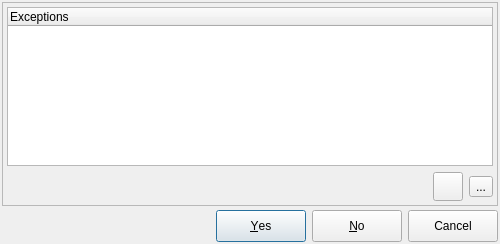
Old version of the form libpgmodeler_ui/ui/messagebox.ui in the repository pgmodeler/pgmodeler.
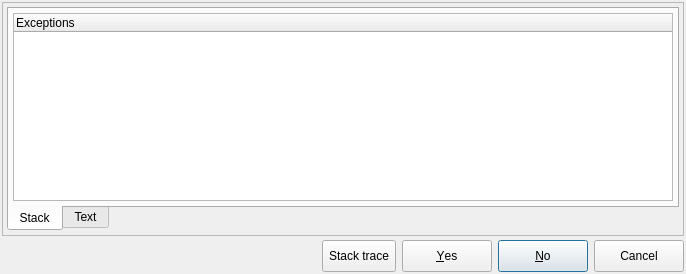
New version of the form. The open tabs and pages were chosen to show the change. Icons and pictures are not drawn.

Commit message: Minor improvement on Messagebox in order to display the stack trace toggle button in a more intuitive way

Patch:
```diff
--- a/libpgmodeler_ui/ui/messagebox.ui
+++ b/libpgmodeler_ui/ui/messagebox.ui
@@ -9,8 +9,8 @@
    <rect>
     <x>0</x>
     <y>0</y>
-    <width>500</width>
-    <height>244</height>
+    <width>686</width>
+    <height>274</height>
    </rect>
   </property>
   <property name="sizePolicy">
@@ -241,7 +241,7 @@
          </layout>
         </widget>
         <widget class="QWidget" name="pg2_4">
-         <layout class="QGridLayout" name="gridLayout_8">
+         <layout class="QVBoxLayout" name="verticalLayout">
           <property name="leftMargin">
            <number>4</number>
           </property>
@@ -252,12 +252,34 @@
            <number>4</number>
           </property>
           <property name="bottomMargin">
-           <number>0</number>
+           <number>4</number>
           </property>
-          <property name="spacing">
+          <item>
+           <widget class="QTabWidget" name="tabWidget">
+            <property name="tabPosition">
+             <enum>QTabWidget::South</enum>
+            </property>
+            <property name="currentIndex">
            <number>0</number>
           </property>
-          <item row="0" column="0">
+            <widget class="QWidget" name="tab">
+             <attribute name="title">
+              <string>Stack</string>
+             </attribute>
+             <layout class="QHBoxLayout" name="horizontalLayout_3">
+              <property name="leftMargin">
+               <number>4</number>
+              </property>
+              <property name="topMargin">
+               <number>4</number>
+              </property>
+              <property name="rightMargin">
+               <number>4</number>
+              </property>
+              <property name="bottomMargin">
+               <number>4</number>
+              </property>
+              <item>
            <widget class="QTreeWidget" name="exceptions_trw">
             <property name="lineWidth">
              <number>1</number>
@@ -313,21 +335,24 @@
           </item>
          </layout>
         </widget>
-        <widget class="QWidget" name="page">
-         <layout class="QGridLayout" name="gridLayout_5">
+            <widget class="QWidget" name="tab_2">
+             <attribute name="title">
+              <string>Text</string>
+             </attribute>
+             <layout class="QHBoxLayout" name="horizontalLayout_4">
           <property name="leftMargin">
-           <number>2</number>
+               <number>4</number>
           </property>
           <property name="topMargin">
-           <number>2</number>
+               <number>4</number>
           </property>
           <property name="rightMargin">
-           <number>2</number>
+               <number>4</number>
           </property>
           <property name="bottomMargin">
-           <number>2</number>
-          </property>
-          <item row="0" column="0">
+               <number>4</number>
+              </property>
+              <item>
            <widget class="QTextBrowser" name="raw_info_txt">
             <property name="font">
              <font>
@@ -346,99 +371,8 @@
         </widget>
        </widget>
       </item>
-      <item row="1" column="0" colspan="2">
-       <widget class="QWidget" name="error_show_btns_wgt" native="true">
-        <property name="minimumSize">
-         <size>
-          <width>0</width>
-          <height>0</height>
-         </size>
-        </property>
-        <layout class="QHBoxLayout" name="horizontalLayout">
-         <property name="leftMargin">
-          <number>0</number>
-         </property>
-         <property name="topMargin">
-          <number>0</number>
-         </property>
-         <property name="rightMargin">
-          <number>4</number>
-         </property>
-         <property name="bottomMargin">
-          <number>4</number>
-         </property>
-         <item>
-          <spacer name="horizontalSpacer">
-           <property name="orientation">
-            <enum>Qt::Horizontal</enum>
-           </property>
-           <property name="sizeHint" stdset="0">
-            <size>
-             <width>415</width>
-             <height>24</height>
-            </size>
-           </property>
-          </spacer>
-         </item>
-         <item>
-          <widget class="QToolButton" name="show_raw_info_tb">
-           <property name="minimumSize">
-            <size>
-             <width>0</width>
-             <height>0</height>
-            </size>
-           </property>
-           <property name="toolTip">
-            <string>Show raw text errors or information.</string>
-           </property>
-           <property name="text">
-            <string/>
-           </property>
-           <property name="icon">
-            <iconset resource="../res/resources.qrc">
-             <normaloff>:/icones/icones/codigofonte.png</normaloff>:/icones/icones/codigofonte.png</iconset>
-           </property>
-           <property name="iconSize">
-            <size>
-             <width>22</width>
-             <height>22</height>
-            </size>
-           </property>
-           <property name="checkable">
-            <bool>true</bool>
-           </property>
-          </widget>
-         </item>
-         <item>
-          <widget class="QToolButton" name="show_errors_tb">
-           <property name="minimumSize">
-            <size>
-             <width>0</width>
-             <height>0</height>
-            </size>
-           </property>
-           <property name="toolTip">
-            <string>Show/hide exceptions stack.</string>
-           </property>
-           <property name="text">
-            <string>...</string>
-           </property>
-           <property name="icon">
-            <iconset resource="../res/resources.qrc">
-             <normaloff>:/icones/icones/refazer.png</normaloff>:/icones/icones/refazer.png</iconset>
-           </property>
-           <property name="iconSize">
-            <size>
-             <width>22</width>
-             <height>22</height>
-            </size>
-           </property>
-           <property name="checkable">
-            <bool>true</bool>
-           </property>
-          </widget>
-         </item>
-        </layout>
+         </layout>
+        </widget>
        </widget>
       </item>
      </layout>
@@ -477,41 +411,10 @@
         <property name="bottomMargin">
          <number>0</number>
         </property>
-        <item row="0" column="1">
-         <widget class="QPushButton" name="yes_ok_btn">
-          <property name="sizePolicy">
-           <sizepolicy hsizetype="Preferred" vsizetype="Fixed">
-            <horstretch>0</horstretch>
-            <verstretch>0</verstretch>
-           </sizepolicy>
-          </property>
-          <property name="minimumSize">
-           <size>
-            <width>90</width>
-            <height>32</height>
-           </size>
-          </property>
-          <property name="text">
-           <string>&amp;Yes</string>
-          </property>
-          <property name="iconSize">
-           <size>
-            <width>22</width>
-            <height>22</height>
-           </size>
-          </property>
-          <property name="autoDefault">
-           <bool>true</bool>
-          </property>
-          <property name="default">
-           <bool>false</bool>
-          </property>
-         </widget>
-        </item>
-        <item row="0" column="3">
+        <item row="0" column="6">
          <widget class="QPushButton" name="no_btn">
           <property name="sizePolicy">
-           <sizepolicy hsizetype="Preferred" vsizetype="Fixed">
+           <sizepolicy hsizetype="Preferred" vsizetype="Preferred">
             <horstretch>0</horstretch>
             <verstretch>0</verstretch>
            </sizepolicy>
@@ -533,10 +436,23 @@
           </property>
          </widget>
         </item>
-        <item row="0" column="4">
+        <item row="0" column="1">
+         <spacer name="horizontalSpacer_2">
+          <property name="orientation">
+           <enum>Qt::Horizontal</enum>
+          </property>
+          <property name="sizeHint" stdset="0">
+           <size>
+            <width>40</width>
+            <height>20</height>
+           </size>
+          </property>
+         </spacer>
+        </item>
+        <item row="0" column="7">
          <widget class="QPushButton" name="cancel_btn">
           <property name="sizePolicy">
-           <sizepolicy hsizetype="Preferred" vsizetype="Fixed">
+           <sizepolicy hsizetype="Preferred" vsizetype="Preferred">
             <horstretch>0</horstretch>
             <verstretch>0</verstretch>
            </sizepolicy>
@@ -558,18 +474,77 @@
           </property>
          </widget>
         </item>
-        <item row="0" column="0">
-         <spacer name="horizontalSpacer_2">
-          <property name="orientation">
-           <enum>Qt::Horizontal</enum>
+        <item row="0" column="4">
+         <widget class="QPushButton" name="yes_ok_btn">
+          <property name="sizePolicy">
+           <sizepolicy hsizetype="Preferred" vsizetype="Preferred">
+            <horstretch>0</horstretch>
+            <verstretch>0</verstretch>
+           </sizepolicy>
           </property>
-          <property name="sizeHint" stdset="0">
+          <property name="minimumSize">
            <size>
-            <width>40</width>
-            <height>20</height>
+            <width>90</width>
+            <height>32</height>
            </size>
           </property>
-         </spacer>
+          <property name="text">
+           <string>&amp;Yes</string>
+          </property>
+          <property name="iconSize">
+           <size>
+            <width>22</width>
+            <height>22</height>
+           </size>
+          </property>
+          <property name="autoDefault">
+           <bool>true</bool>
+          </property>
+          <property name="default">
+           <bool>false</bool>
+          </property>
+         </widget>
+        </item>
+        <item row="0" column="2">
+         <widget class="QToolButton" name="show_errors_tb">
+          <property name="sizePolicy">
+           <sizepolicy hsizetype="Minimum" vsizetype="Preferred">
+            <horstretch>0</horstretch>
+            <verstretch>0</verstretch>
+           </sizepolicy>
+          </property>
+          <property name="minimumSize">
+           <size>
+            <width>0</width>
+            <height>32</height>
+           </size>
+          </property>
+          <property name="toolTip">
+           <string/>
+          </property>
+          <property name="text">
+           <string>Stack trace</string>
+          </property>
+          <property name="icon">
+           <iconset resource="../res/resources.qrc">
+            <normaloff>:/icones/icones/msgbox_alerta.png</normaloff>:/icones/icones/msgbox_alerta.png</iconset>
+          </property>
+          <property name="iconSize">
+           <size>
+            <width>22</width>
+            <height>22</height>
+           </size>
+          </property>
+          <property name="checkable">
+           <bool>true</bool>
+          </property>
+          <property name="popupMode">
+           <enum>QToolButton::InstantPopup</enum>
+          </property>
+          <property name="toolButtonStyle">
+           <enum>Qt::ToolButtonTextBesideIcon</enum>
+          </property>
+         </widget>
         </item>
        </layout>
       </widget>
```
Left out of the diff: 3 changed lines with no effect on the pictures. Lines whose indentation alone changed are shown as unchanged. The commit also changes 1 other file.
